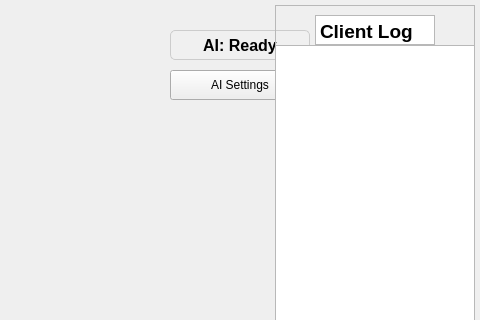
First picture: the form in game_client/chess_ui/mainwindow.ui, repository GreeNM11/ChessQt, before the edit; both pictures show x 520 to 1000 and y 0 to 320 of the 1000 by 840 pixel window.
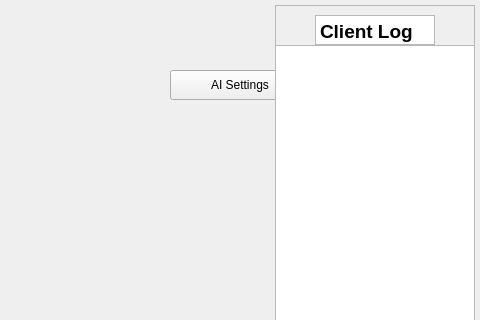
Second picture: the form after the edit. The open tabs and pages were chosen to show the change.

Patch:
```diff
--- a/game_client/chess_ui/mainwindow.ui
+++ b/game_client/chess_ui/mainwindow.ui
@@ -338,7 +338,7 @@
       <property name="geometry">
        <rect>
         <x>650</x>
-        <y>10</y>
+        <y>50</y>
         <width>140</width>
         <height>30</height>
        </rect>
```
